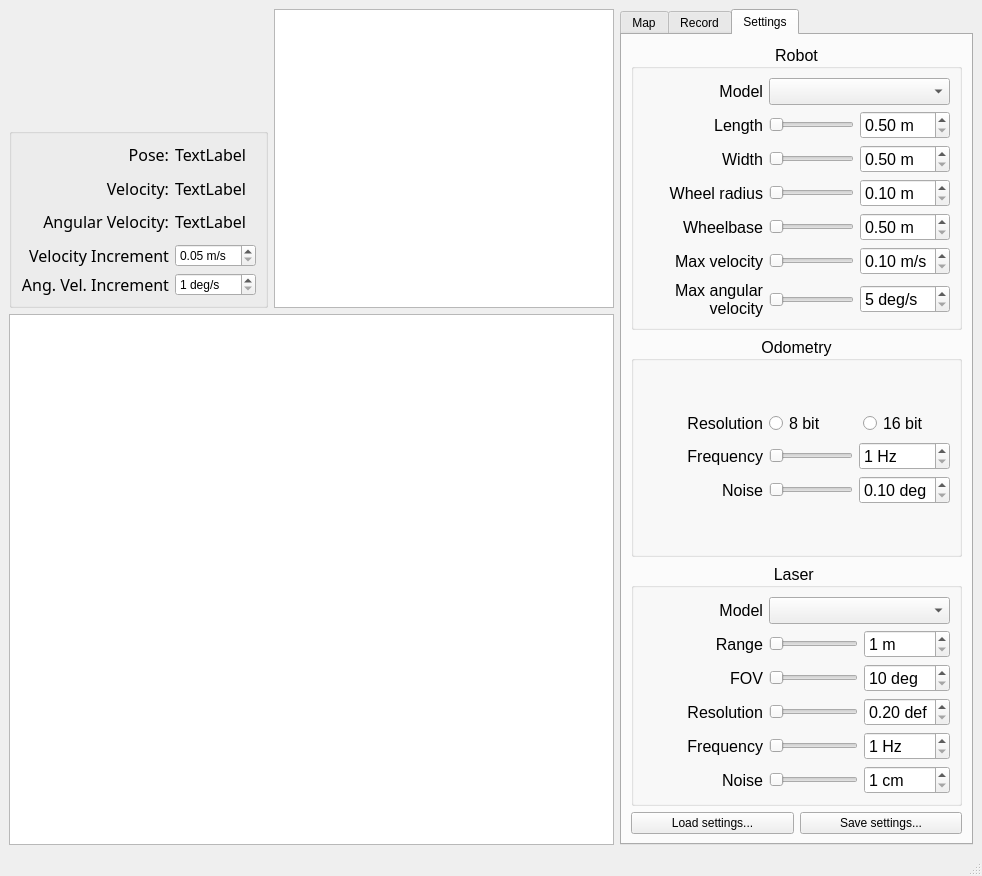
Before: the Qt Designer form ui/gui.ui in kam3k/MSL-Simulator, drawn with Qt 5.
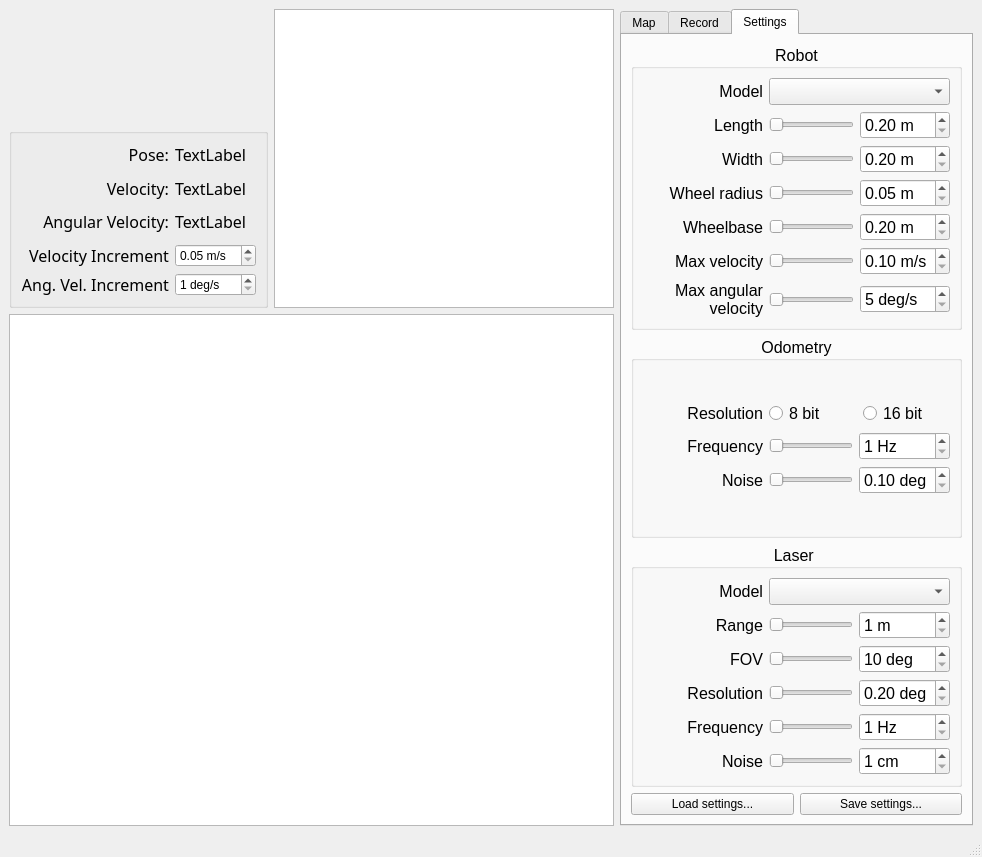
After: the same form once the commit is applied. Custom widgets are drawn as their Qt base class.

```diff
--- a/ui/gui.ui
+++ b/ui/gui.ui
@@ -7,7 +7,7 @@
     <x>0</x>
     <y>0</y>
     <width>982</width>
-    <height>876</height>
+    <height>857</height>
    </rect>
   </property>
   <property name="minimumSize">
@@ -647,7 +647,7 @@
                 <string> m</string>
                </property>
                <property name="minimum">
-                <double>0.500000000000000</double>
+                <double>0.200000000000000</double>
                </property>
                <property name="maximum">
                 <double>2.000000000000000</double>
@@ -703,7 +703,7 @@
                 <string> m</string>
                </property>
                <property name="minimum">
-                <double>0.100000000000000</double>
+                <double>0.050000000000000</double>
                </property>
                <property name="maximum">
                 <double>0.500000000000000</double>
@@ -791,7 +791,7 @@
                 <string> m</string>
                </property>
                <property name="minimum">
-                <double>0.500000000000000</double>
+                <double>0.200000000000000</double>
                </property>
                <property name="maximum">
                 <double>2.000000000000000</double>
@@ -839,7 +839,7 @@
                 <string> m</string>
                </property>
                <property name="minimum">
-                <double>0.500000000000000</double>
+                <double>0.200000000000000</double>
                </property>
                <property name="maximum">
                 <double>2.000000000000000</double>
@@ -988,7 +988,7 @@
              <item row="5" column="2">
               <widget class="QDoubleSpinBox" name="laser_res_box">
                <property name="suffix">
-                <string> def</string>
+                <string> deg</string>
                </property>
                <property name="minimum">
                 <double>0.200000000000000</double>
```
Left out of the diff: 14 changed lines with no effect on the pictures.
